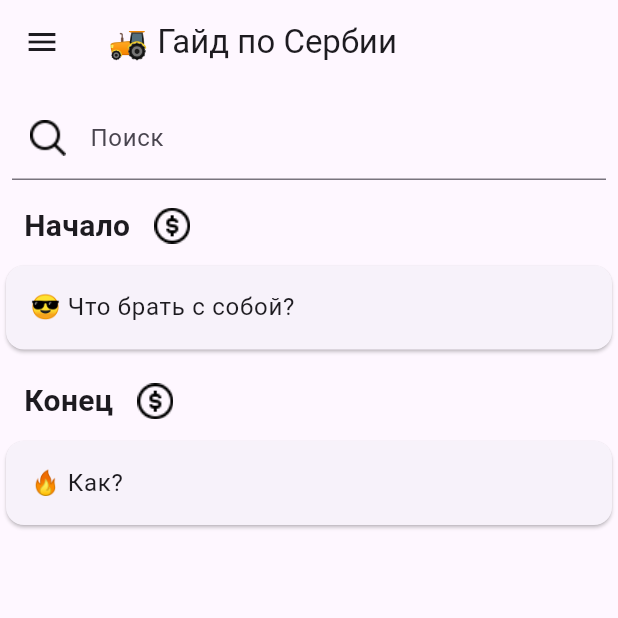
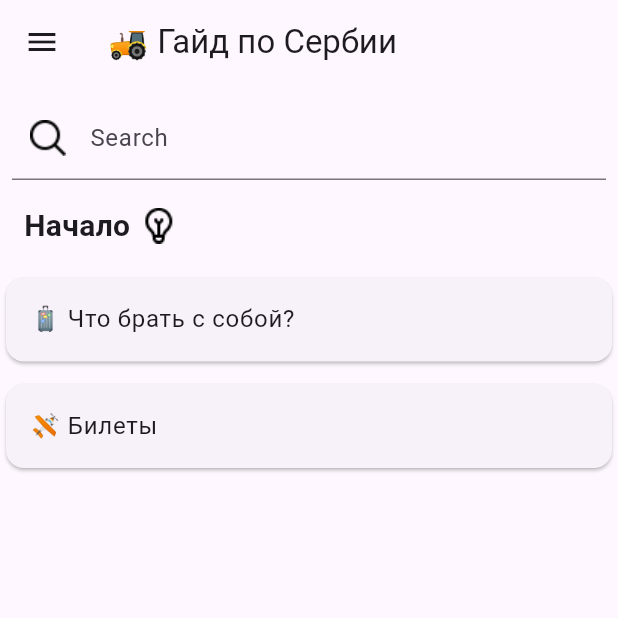
Before and after one commit to ialakey/srbguide, a Flutter app: the GuideScreen screen opened directly, on a phone screen of 412 x 824 dp, the top half of it. Run offline on Flutter 3.47's test engine with Material 3 defaults, Android fonts, the phone set to English and light mode, and no system bars; our stand-ins replace flutter_markdown, flutter_xlider, open_file, photo_view, quickalert, share and 2 more; missing offline and left inert: add_2_calendar, docx_template; accounts and stored records are empty.

Commit message:
change logic guide

```diff
--- a/lib/main.dart
+++ b/lib/main.dart
@@ -68,6 +68,7 @@ class _MainScreenState extends State<MainScreen> {
         AppLocalizations.delegate,
         GlobalMaterialLocalizations.delegate,
         GlobalWidgetsLocalizations.delegate,
+        DefaultCupertinoLocalizations.delegate,
       ],
       supportedLocales: [
         Locale('en', ''),
--- a/lib/screens/guide.dart
+++ b/lib/screens/guide.dart
@@ -2,8 +2,9 @@ import 'dart:convert';
 
 import 'package:flutter/material.dart';
 import 'package:flutter/services.dart';
+import 'package:srbguide/app_localizations.dart';
 import 'package:srbguide/widget/drawer.dart';
-import 'package:srbguide/widget/map.dart';
+import 'package:srbguide/widget/card_guide.dart';
 import 'package:srbguide/widget/themed_icon.dart';
 
 class GuideScreen extends StatefulWidget {
@@ -12,9 +13,9 @@ class GuideScreen extends StatefulWidget {
 }
 
 class _GuideScreenState extends State<GuideScreen> {
-  Map<String, List<Map<String, String>>> locations = {};
+  Map<String, List<Map<String, dynamic>>> locations = {};
 
-  List<Map<String, String>> filteredLocations = [];
+  List<Map<String, dynamic>> filteredLocations = [];
 
   TextEditingController searchController = TextEditingController();
 
@@ -24,18 +25,32 @@ class _GuideScreenState extends State<GuideScreen> {
     super.initState();
   }
 
+  /*TODO разобраться с поиском, при удаление данные не возвращаются
+    вынести все классы и виджеты
+  */
   Future<void> _loadLocations() async {
     try {
       String jsonData = await rootBundle.loadString('assets/guide.json');
       Map<String, dynamic> decodedJson = json.decode(jsonData);
 
       if (decodedJson.containsKey('ru') && decodedJson['ru'] is List<dynamic>) {
-        List<Map<String, String>> locationsList = (decodedJson['ru'] as List<dynamic>)
-            .map((item) => Map<String, String>.from(item))
-            .toList();
+        List<Map<String, dynamic>> locationsList = (decodedJson['ru'] as List<dynamic>).expand<Map<String, dynamic>>((item) {
+          String section = item['group'] ?? '';
+          String icon = item['icon'] ?? '';
+          List<Map<String, dynamic>> items = (item['items'] as List<dynamic>).cast<Map<String, dynamic>>();
+
+          List<Map<String, dynamic>> itemsWithGroup = items.map<Map<String, dynamic>>((item) {
+            return {
+              ...item,
+              'group': section,
+              'icon': icon,
+            };
+          }).toList();
+
+          return itemsWithGroup;
+        }).toList();
 
         setState(() {
-          locations['ru'] = locationsList;
           filteredLocations = locationsList;
         });
       }
@@ -44,9 +59,35 @@ class _GuideScreenState extends State<GuideScreen> {
     }
   }
 
+  Map<String, LocationGroup> _groupLocations() {
+    Map<String, LocationGroup> grouped = {};
+
+    if (filteredLocations.isNotEmpty) {
+      for (var location in filteredLocations) {
+        String? section = location['group'];
+        String? icon = location['icon'];
+        if (section != null) {
+          if (!grouped.containsKey(section)) {
+            grouped[section] = LocationGroup(
+              group: section,
+              icon: icon ?? '',
+              items: [],
+            );
+          }
+          grouped[section]!.items.add({
+            'smile': location['smile'] ?? '',
+            'title': location['title'] ?? '',
+            'description': location['description'] ?? '',
+          });
+        }
+      }
+    }
+    return grouped;
+  }
+
   void filterLocations(String query) {
-    List<Map<String, String>> _filteredLocations = locations['ru']!.where((location) {
-      return location['title']!.toLowerCase().contains(query.toLowerCase());
+    List<Map<String, dynamic>> _filteredLocations = filteredLocations.where((location) {
+      return location['title']?.toLowerCase().contains(query.toLowerCase());
     }).toList();
 
     setState(() {
@@ -54,34 +95,23 @@ class _GuideScreenState extends State<GuideScreen> {
     });
   }
 
-  Map<String, List<Map<String, String>>> _groupLocations() {
-    Map<String, List<Map<String, String>>> grouped = {};
-
-    for (var location in filteredLocations) {
-      String section = location['group']!;
-      if (!grouped.containsKey(section)) {
-        grouped[section] = [];
-      }
-      grouped[section]!.add(location);
-    }
-    return grouped;
-  }
-
   Widget _buildSection(String sectionTitle, String icon, List<Map<String, String>> sectionItems) {
     return Column(
       crossAxisAlignment: CrossAxisAlignment.start,
       children: [
-        Row(
-          children: [
         Padding(
           padding: EdgeInsets.symmetric(vertical: 8.0, horizontal: 16.0),
-              child: Text(
+          child: Row(
+            children: [
+              Text(
                 sectionTitle,
                 style: TextStyle(
                   fontSize: 20,
                   fontWeight: FontWeight.bold,
                 ),
               ),
+              SizedBox(
+                width: 7,
               ),
               ThemedIcon(
                 lightIcon: 'assets/icons_24x24/$icon',
@@ -90,12 +120,14 @@ class _GuideScreenState extends State<GuideScreen> {
               ),
             ],
           ),
+        ),
+        SizedBox(height: 8),
         Column(
           children: sectionItems.map((location) {
-            return MapWidgets.googleMapsCard(
-              url: "null",
-              title: location['smile']! + " " + location['title']!,
-              content: location['description']!, // Changed 'content' to 'description'
+            return CardWidgets.cardWidgets(
+              smile: location['smile'] ?? '',
+              title: location['title'] ?? '',
+              content: location['description'] ?? '',
               context: context,
             );
           }).toList(),
@@ -106,7 +138,7 @@ class _GuideScreenState extends State<GuideScreen> {
 
   @override
   Widget build(BuildContext context) {
-    Map<String, List<Map<String, String>>> groupedLocations = _groupLocations();
+    Map<String, LocationGroup> groupedLocations = _groupLocations();
     return Scaffold(
       appBar: AppBar(
         title: Text('🚜 Гайд по Сербии'),
@@ -122,7 +154,7 @@ class _GuideScreenState extends State<GuideScreen> {
                 filterLocations(value);
               },
               decoration: InputDecoration(
-                labelText: 'Поиск',
+                labelText: AppLocalizations.of(context)!.translate('search'),
                 prefixIcon: ThemedIcon(
                   lightIcon: 'assets/icons_24x24/search.png',
                   darkIcon: 'assets/icons_24x24/search.png',
@@ -144,10 +176,8 @@ class _GuideScreenState extends State<GuideScreen> {
             child: ListView.builder(
               itemCount: groupedLocations.length,
               itemBuilder: (BuildContext context, int index) {
-                String sectionTitle = groupedLocations.keys.elementAt(index);
-                List<Map<String, String>> sectionItems = groupedLocations.values.elementAt(index);
-
-                return _buildSection(sectionTitle, "usd.png", sectionItems);
+                LocationGroup group = groupedLocations.values.elementAt(index);
+                return _buildSection(group.group, group.icon, group.items);
               },
             ),
           ),
@@ -156,3 +186,11 @@ class _GuideScreenState extends State<GuideScreen> {
     );
   }
 }
+
+class LocationGroup {
+  final String group;
+  final String icon;
+  final List<Map<String, String>> items;
+
+  LocationGroup({required this.group, required this.icon, required this.items});
+}
--- a/lib/widget/map.dart
+++ b/lib/widget/card_guide.dart
@@ -1,9 +1,9 @@
 import 'package:flutter/material.dart';
-import 'package:srbguide/screens/serbia_guide.dart';
+import 'package:srbguide/screens/markdown_reader.dart';
 
-class MapWidgets {
-  static Widget googleMapsCard({
-    required String url,
+class CardWidgets {
+  static Widget cardWidgets({
+    required String smile,
     required String title,
     required String content,
     required BuildContext context,
@@ -12,18 +12,18 @@ class MapWidgets {
       children: [
         Card(
           child: ListTile(
-            title: Text(title),
+            title: Text('$smile $title'),
             onTap: () {
               Navigator.push(
                 context,
                 MaterialPageRoute(
-                  builder: (context) => SerbiaGuideScreen(content: content),
+                  builder: (context) => MarkdownReaderScreen(title: title, content: content),
                 ),
               );
             },
           ),
         ),
-        SizedBox(height: 8),
+        SizedBox(height: 7),
       ],
     );
   }
--- a/lib/widget/drawer.dart
+++ b/lib/widget/drawer.dart
@@ -4,7 +4,7 @@ import 'package:srbguide/screens/author.dart';
 import 'package:srbguide/screens/calculator.dart';
 import 'package:srbguide/screens/guide.dart';
 import 'package:srbguide/screens/map.dart';
-import 'package:srbguide/screens/serbia_guide.dart';
+import 'package:srbguide/screens/markdown_reader.dart';
 import 'package:srbguide/screens/settings.dart';
 import 'package:srbguide/screens/tg_chats.dart';
 import 'package:srbguide/screens/white_cardboard.dart';
```
Also changed, not shown: assets/guide.json (+13 -11 lines), lib/screens/markdown_reader.dart (renamed from lib/screens/serbia_guide.dart, +8 -6 lines), assets/icons_24x24/bulb.png (added). Lines whose indentation alone changed are shown as unchanged.
